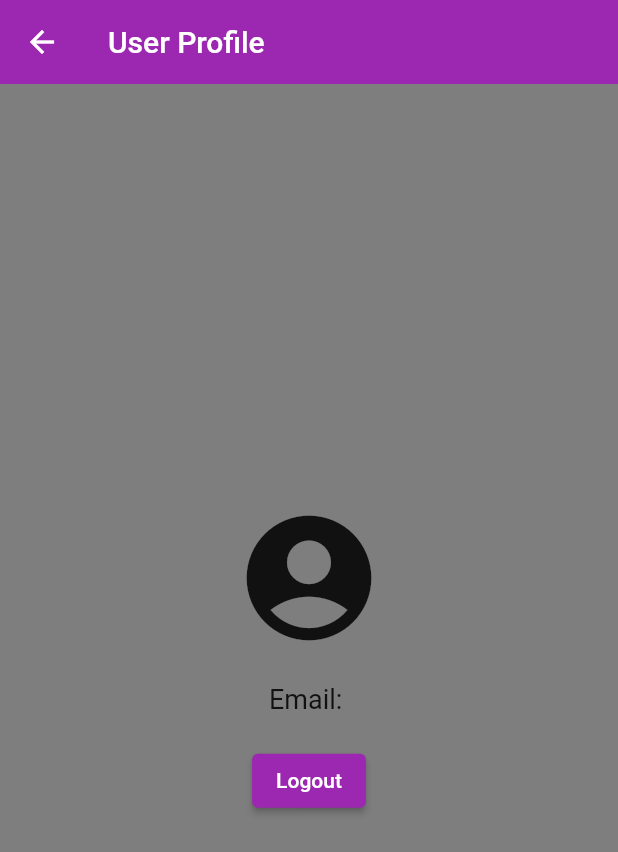
After one commit to HNIDAClassroom/flutter-todoapp-yaaasmine, a Flutter app: the screen it shows once a user with an empty profile is signed in, after a tap on the "account circle" icon, on a phone screen of 412 x 824 dp. The commit adds this screen. Shown: the top 852 px of the screen. Run offline on Flutter 3.47's test engine with Material 2 defaults, Android fonts, the phone set to English and light mode, and no system bars; our stand-ins replace cloud_firestore, firebase_auth, firebase_core; missing offline and left inert: firebase_ui_auth; accounts and stored records are empty.

Commit message:
Filter+MiniProfilePage

```diff
--- a/lib/widgets/tasks.dart
+++ b/lib/widgets/tasks.dart
@@ -3,6 +3,7 @@ import 'package:todolist_app/models/task.dart';
 import 'package:todolist_app/sevices/firestore.dart';
 import 'package:todolist_app/widgets/new_task.dart';
 import 'package:todolist_app/widgets/tasks_list.dart';
+import 'package:todolist_app/widgets/userprofilpage.dart';
 
 class Tasks extends StatefulWidget {
   const Tasks({Key? key});
@@ -35,6 +36,13 @@ void deleteTask(Task task) async {
 }
 
 
+Category? selectedCategory;
+
+void handleCategoryChanged(Category? newCategory) {
+  setState(() {
+    selectedCategory = newCategory;
+  });
+}
 
    void _addTask(Task task) async {
   setState(() {
@@ -71,11 +79,23 @@ void _openAddTaskOverlay() {
             ),
           ),
         ],
+        leading: IconButton(
+          onPressed: (){
+            Navigator.push(context, MaterialPageRoute(builder: (context) => UserProfilePage()));
+
+          },
+          icon: Icon(Icons.account_circle),
+        ),
       ),
       body: Center(
         child: Column(
           children: [
-         Expanded(child: TasksList(onDelete: deleteTask)),
+         Expanded(child: TasksList(
+  onDelete: deleteTask,
+  selectedCategory: selectedCategory,
+  onCategoryChanged: handleCategoryChanged,
+)
+         )
           ]
         ),
       ),
--- a/lib/widgets/tasks_list.dart
+++ b/lib/widgets/tasks_list.dart
@@ -7,12 +7,38 @@ import 'package:todolist_app/widgets/task_item.dart';
 class TasksList extends StatelessWidget {
   final FirestoreService firestoreService = FirestoreService();
   final void Function(Task) onDelete;
+  final Category? selectedCategory;
 
-  TasksList({Key? key, required this.onDelete});
+  final void Function(Category?) onCategoryChanged; // Callback to handle category filter changes
+
+  TasksList({Key? key, required this.onDelete, this.selectedCategory, required this.onCategoryChanged});
 
   @override
   Widget build(BuildContext context) {
-    return StreamBuilder<QuerySnapshot?>(
+    return Column(
+      children: [
+        Align(alignment: Alignment.centerRight,
+        child:
+
+        DropdownButton<Category>(
+          value: selectedCategory,
+          onChanged: (Category? newCategory) {
+            onCategoryChanged(newCategory); // Notify the parent widget about category changes
+          },
+          items: [
+            DropdownMenuItem<Category>(
+              value: null,
+              child: Text('All Categories'),
+            ),
+            for (Category category in Category.values)
+              DropdownMenuItem<Category>(
+                value: category,
+                child: Text(category.name),
+              ),
+          ],
+        ),),
+        Expanded(
+          child: StreamBuilder<QuerySnapshot?>(
             stream: firestoreService.getTasks(),
             builder: (context, snapshot) {
               if (!snapshot.hasData || snapshot.data == null) {
@@ -21,42 +47,64 @@ class TasksList extends StatelessWidget {
 
               final taskLists = snapshot.data!.docs;
 
+              final filteredTasks = taskLists.where((document) {
+                final data = document.data() as Map<String, dynamic>;
+                final categoryString = data['taskCategory'];
+
+
+                Category category;
+                if (categoryString != null) {
+                  category = Category.values.firstWhere(
+                    (cat) => cat.toString() == 'Category.$categoryString',
+                    orElse: () => Category.others,
+                  );
+                } else {
+                  category = Category.others;
+                }
+
+                return (selectedCategory == null || category == selectedCategory) ;
+              });
+
+
               return ListView.builder(
-          itemCount: taskLists.length,
+                itemCount: filteredTasks.length,
                 itemBuilder: (ctx, index) {
-            DocumentSnapshot document = taskLists[index];
+                  DocumentSnapshot document = filteredTasks.elementAt(index);
                   Map<String, dynamic> data = document.data() as Map<String, dynamic>;
                   String title = data['taskTitle'];
                   String description = data['taskDesc'];
                   String categoryString = data['taskCategory'];
                   Timestamp dateTimestamp = data['taskDate'];
 
-
-
-Category category;
-if (categoryString != null) {
-  category = Category.values
-      .firstWhere((cat) => cat.toString() == 'Category.$categoryString', orElse: () => Category.others);
-} else {
-  category = Category.others;
-}
-
                   // Convert the Firestore Timestamp back to DateTime
                   DateTime? date = dateTimestamp != null
                       ? (dateTimestamp as Timestamp).toDate()
                       : null;
 
+                  Category category;
+                  if (categoryString != null) {
+                    category = Category.values.firstWhere(
+                      (cat) => cat.toString() == 'Category.$categoryString',
+                      orElse: () => Category.others,
+                    );
+                  } else {
+                    category = Category.others;
+                  }
+
                   Task task = Task(
                     title: title,
                     description: description,
                     category: category,
-              date: date, // Use the retrieved date from Firestore
+                    date: date,
                   );
 
                   return TaskItem(task, onDelete: onDelete);
                 },
               );
             },
+          ),
+        ),
+      ],
     );
   }
 }
--- /dev/null
+++ b/lib/widgets/userprofilpage.dart
@@ -0,0 +1,38 @@
+import 'package:flutter/material.dart';
+import 'package:firebase_auth/firebase_auth.dart';
+
+class UserProfilePage extends StatelessWidget {
+  @override
+  Widget build(BuildContext context) {
+    final user = FirebaseAuth.instance.currentUser;
+
+    return Scaffold(
+      appBar: AppBar(
+        title: Text('User Profile'),
+      ),
+      body: Center(
+        child: Column(
+          mainAxisAlignment: MainAxisAlignment.center,
+          children: <Widget>[
+            Icon(
+              Icons.account_circle,
+              size: 100,
+            ),
+            SizedBox(height: 20),
+            Text(
+              'Email: ${user?.email ?? ''}',
+              style: TextStyle(fontSize: 18),
+            ),
+            SizedBox(height: 20),
+            ElevatedButton(
+              onPressed: () {
+                FirebaseAuth.instance.signOut();
+              },
+              child: Text('Logout'),
+            ),
+          ],
+        ),
+      ),
+    );
+  }
+}
```
Also changed, not shown: lib/widgets/new_task.dart (line endings or trailing spaces), lib/widgets/task_item.dart (line endings or trailing spaces). Lines whose indentation alone changed are shown as unchanged.
